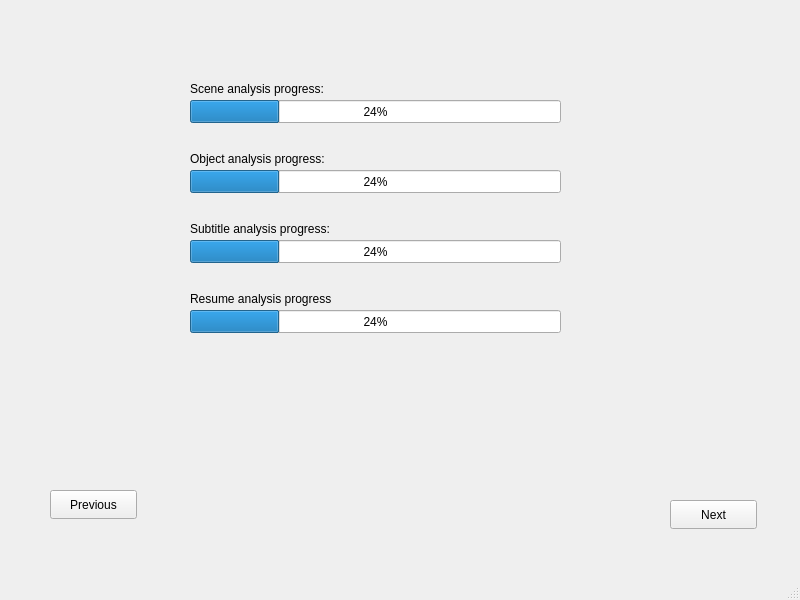
The window that video_summary/templates/ResumeWindow.ui (seekever/VideoSummary) describes before a commit, drawn with Qt 5.
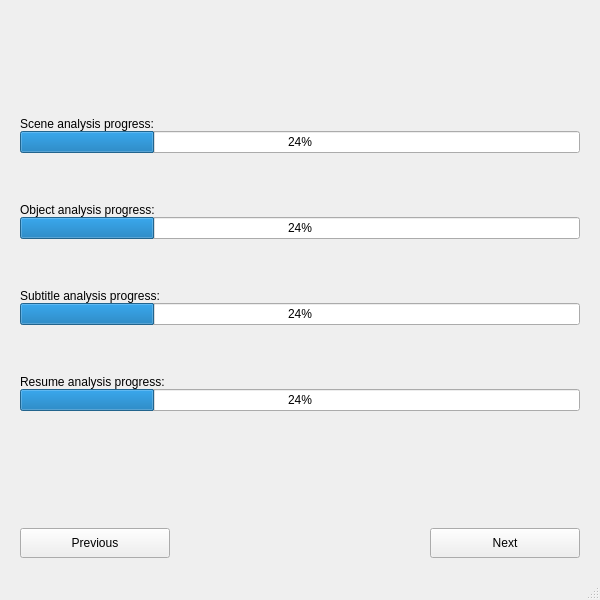
The same window after the commit.

The edit to the form file:
```diff
--- a/video_summary/templates/ResumeWindow.ui
+++ b/video_summary/templates/ResumeWindow.ui
@@ -6,7 +6,7 @@
    <rect>
     <x>0</x>
     <y>0</y>
-    <width>800</width>
+    <width>600</width>
     <height>600</height>
    </rect>
   </property>
@@ -14,136 +14,249 @@
    <string>MainWindow</string>
   </property>
   <widget class="QWidget" name="centralwidget">
-   <widget class="QPushButton" name="previousButton">
-    <property name="geometry">
-     <rect>
-      <x>50</x>
-      <y>490</y>
-      <width>87</width>
-      <height>29</height>
-     </rect>
+   <layout class="QVBoxLayout" name="verticalLayout_6">
+    <property name="spacing">
+     <number>20</number>
     </property>
-    <property name="text">
-     <string>Previous</string>
+    <property name="leftMargin">
+     <number>20</number>
     </property>
-   </widget>
-   <widget class="QProgressBar" name="sceneAnalysisBar">
-    <property name="geometry">
-     <rect>
-      <x>190</x>
-      <y>100</y>
-      <width>371</width>
-      <height>23</height>
-     </rect>
+    <property name="topMargin">
+     <number>20</number>
     </property>
-    <property name="value">
-     <number>24</number>
+    <property name="rightMargin">
+     <number>20</number>
     </property>
-   </widget>
-   <widget class="QProgressBar" name="objectAnalysisBar">
-    <property name="geometry">
-     <rect>
-      <x>190</x>
-      <y>170</y>
-      <width>371</width>
-      <height>23</height>
-     </rect>
+    <property name="bottomMargin">
+     <number>20</number>
     </property>
-    <property name="value">
-     <number>24</number>
-    </property>
-   </widget>
-   <widget class="QProgressBar" name="subtitleAnalysisBar">
-    <property name="geometry">
-     <rect>
-      <x>190</x>
-      <y>240</y>
-      <width>371</width>
-      <height>23</height>
-     </rect>
-    </property>
-    <property name="value">
-     <number>24</number>
-    </property>
-   </widget>
-   <widget class="QProgressBar" name="resumeBar">
-    <property name="geometry">
-     <rect>
-      <x>190</x>
-      <y>310</y>
-      <width>371</width>
-      <height>23</height>
-     </rect>
-    </property>
-    <property name="value">
-     <number>24</number>
-    </property>
-   </widget>
-   <widget class="QPushButton" name="nextButton">
-    <property name="geometry">
-     <rect>
-      <x>670</x>
-      <y>500</y>
-      <width>87</width>
-      <height>29</height>
-     </rect>
-    </property>
-    <property name="text">
-     <string>Next</string>
-    </property>
-   </widget>
-   <widget class="QLabel" name="label_4">
-    <property name="geometry">
-     <rect>
-      <x>190</x>
-      <y>80</y>
-      <width>141</width>
-      <height>17</height>
-     </rect>
-    </property>
-    <property name="text">
-     <string>Scene analysis progress:</string>
-    </property>
-   </widget>
-   <widget class="QLabel" name="label_5">
-    <property name="geometry">
-     <rect>
-      <x>190</x>
-      <y>150</y>
-      <width>141</width>
-      <height>17</height>
-     </rect>
-    </property>
-    <property name="text">
-     <string>Object analysis progress:</string>
-    </property>
-   </widget>
-   <widget class="QLabel" name="label_6">
-    <property name="geometry">
-     <rect>
-      <x>190</x>
-      <y>220</y>
-      <width>141</width>
-      <height>17</height>
-     </rect>
-    </property>
-    <property name="text">
-     <string>Subtitle analysis progress:</string>
-    </property>
-   </widget>
-   <widget class="QLabel" name="label_7">
-    <property name="geometry">
-     <rect>
-      <x>190</x>
-      <y>290</y>
-      <width>141</width>
-      <height>17</height>
-     </rect>
-    </property>
-    <property name="text">
-     <string>Resume analysis progress:</string>
-    </property>
-   </widget>
+    <item>
+     <spacer name="verticalSpacer_2">
+      <property name="orientation">
+       <enum>Qt::Vertical</enum>
+      </property>
+      <property name="sizeHint" stdset="0">
+       <size>
+        <width>20</width>
+        <height>40</height>
+       </size>
+      </property>
+     </spacer>
+    </item>
+    <item>
+     <layout class="QVBoxLayout" name="verticalLayout_5">
+      <property name="spacing">
+       <number>50</number>
+      </property>
+      <item>
+       <widget class="QWidget" name="scenesProgressWidget" native="true">
+        <layout class="QVBoxLayout" name="verticalLayout_7">
+         <property name="spacing">
+          <number>0</number>
+         </property>
+         <property name="leftMargin">
+          <number>0</number>
+         </property>
+         <property name="topMargin">
+          <number>0</number>
+         </property>
+         <property name="rightMargin">
+          <number>0</number>
+         </property>
+         <property name="bottomMargin">
+          <number>0</number>
+         </property>
+         <item>
+          <widget class="QLabel" name="label_4">
+           <property name="text">
+            <string>Scene analysis progress:</string>
+           </property>
+          </widget>
+         </item>
+         <item>
+          <widget class="QProgressBar" name="sceneAnalysisBar">
+           <property name="value">
+            <number>24</number>
+           </property>
+          </widget>
+         </item>
+        </layout>
+       </widget>
+      </item>
+      <item>
+       <widget class="QWidget" name="objectsProgressWidget" native="true">
+        <layout class="QVBoxLayout" name="verticalLayout">
+         <property name="spacing">
+          <number>0</number>
+         </property>
+         <property name="leftMargin">
+          <number>0</number>
+         </property>
+         <property name="topMargin">
+          <number>0</number>
+         </property>
+         <property name="rightMargin">
+          <number>0</number>
+         </property>
+         <property name="bottomMargin">
+          <number>0</number>
+         </property>
+         <item>
+          <widget class="QLabel" name="label_5">
+           <property name="text">
+            <string>Object analysis progress:</string>
+           </property>
+          </widget>
+         </item>
+         <item>
+          <widget class="QProgressBar" name="objectAnalysisBar">
+           <property name="value">
+            <number>24</number>
+           </property>
+          </widget>
+         </item>
+        </layout>
+       </widget>
+      </item>
+      <item>
+       <widget class="QWidget" name="subtitlesProgressWidget" native="true">
+        <layout class="QVBoxLayout" name="verticalLayout_2">
+         <property name="spacing">
+          <number>0</number>
+         </property>
+         <property name="leftMargin">
+          <number>0</number>
+         </property>
+         <property name="topMargin">
+          <number>0</number>
+         </property>
+         <property name="rightMargin">
+          <number>0</number>
+         </property>
+         <property name="bottomMargin">
+          <number>0</number>
+         </property>
+         <item>
+          <widget class="QLabel" name="label_6">
+           <property name="text">
+            <string>Subtitle analysis progress:</string>
+           </property>
+          </widget>
+         </item>
+         <item>
+          <widget class="QProgressBar" name="subtitleAnalysisBar">
+           <property name="value">
+            <number>24</number>
+           </property>
+          </widget>
+         </item>
+        </layout>
+       </widget>
+      </item>
+      <item>
+       <layout class="QVBoxLayout" name="verticalLayout_3">
+        <property name="spacing">
+         <number>0</number>
+        </property>
+        <property name="leftMargin">
+         <number>0</number>
+        </property>
+        <property name="topMargin">
+         <number>0</number>
+        </property>
+        <property name="rightMargin">
+         <number>0</number>
+        </property>
+        <property name="bottomMargin">
+         <number>0</number>
+        </property>
+        <item>
+         <widget class="QLabel" name="label_7">
+          <property name="text">
+           <string>Resume analysis progress:</string>
+          </property>
+         </widget>
+        </item>
+        <item>
+         <widget class="QProgressBar" name="resumeBar">
+          <property name="value">
+           <number>24</number>
+          </property>
+         </widget>
+        </item>
+       </layout>
+      </item>
+     </layout>
+    </item>
+    <item>
+     <spacer name="verticalSpacer">
+      <property name="orientation">
+       <enum>Qt::Vertical</enum>
+      </property>
+      <property name="sizeHint" stdset="0">
+       <size>
+        <width>20</width>
+        <height>40</height>
+       </size>
+      </property>
+     </spacer>
+    </item>
+    <item>
+     <layout class="QHBoxLayout" name="horizontalLayout_3">
+      <item>
+       <widget class="QPushButton" name="previousButton">
+        <property name="minimumSize">
+         <size>
+          <width>150</width>
+          <height>30</height>
+         </size>
+        </property>
+        <property name="maximumSize">
+         <size>
+          <width>150</width>
+          <height>30</height>
+         </size>
+        </property>
+        <property name="text">
+         <string>Previous</string>
+        </property>
+       </widget>
+      </item>
+      <item>
+       <spacer name="horizontalSpacer_3">
+        <property name="orientation">
+         <enum>Qt::Horizontal</enum>
+        </property>
+        <property name="sizeHint" stdset="0">
+         <size>
+          <width>40</width>
+          <height>20</height>
+         </size>
+        </property>
+       </spacer>
+      </item>
+      <item>
+       <widget class="QPushButton" name="nextButton">
+        <property name="minimumSize">
+         <size>
+          <width>150</width>
+          <height>30</height>
+         </size>
+        </property>
+        <property name="maximumSize">
+         <size>
+          <width>150</width>
+          <height>30</height>
+         </size>
+        </property>
+        <property name="text">
+         <string>Next</string>
+        </property>
+       </widget>
+      </item>
+     </layout>
+    </item>
+   </layout>
   </widget>
   <widget class="QMenuBar" name="menubar">
    <property name="geometry">
```
Left out of the diff: 2 changed lines with no effect on the pictures.
